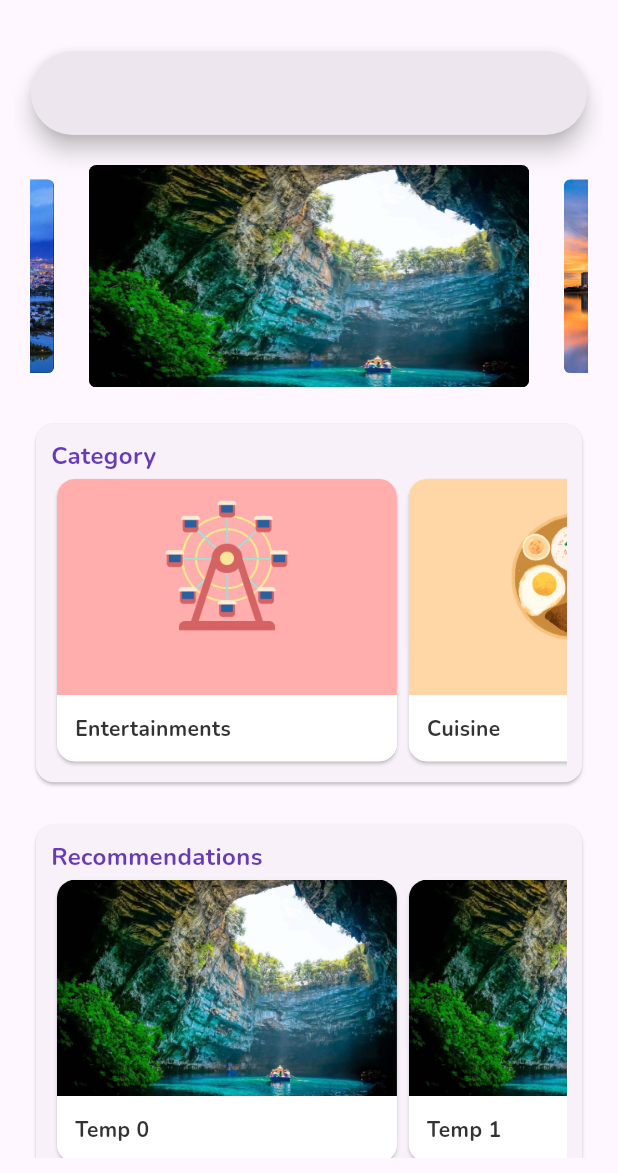
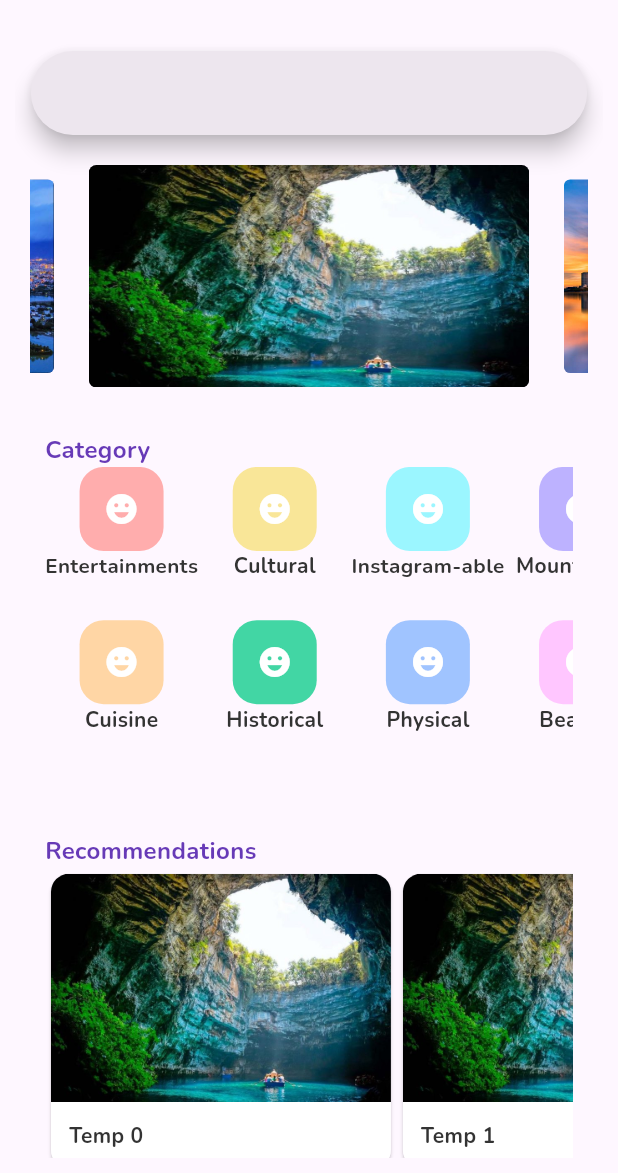
Before and after one commit to ngkhuong831/travo, a Flutter app: the screen it shows once a user with an empty profile is signed in, on a phone screen of 412 x 824 dp, the part 63-1236 px from its top. Run offline on Flutter 3.47's test engine with Material 2 defaults, Android fonts, the light colour scheme and no system bars; drawn by our look-alikes of carousel_slider; our stand-ins replace firebase_auth, firebase_core, google_fonts; missing offline and left inert: dart:js; accounts and stored records are empty.

Commit message:
Search and UI
modify: change homescreen UI
feat: search implemented
on-going: API call to get search data (model: location)

```diff
--- a/lib/screens/detail_screen.dart
+++ b/lib/screens/detail_screen.dart
@@ -109,7 +109,7 @@ class DetailScreen extends StatelessWidget {
           );
         },
         label: Text('Let\s Go!!!'),
-        icon: Icon(Icons.edit),
+        icon: Icon(Icons.room),
       ),
     );
   }
--- a/lib/screens/home_screen.dart
+++ b/lib/screens/home_screen.dart
@@ -9,6 +9,9 @@ import 'package:carousel_slider/carousel_slider.dart';
 import 'package:travo/screens/listing_screen.dart';
 import 'package:travo/screens/profile_screen.dart';
 import 'package:travo/screens/setting_screen.dart';
+
+import '../widgets/search_delegate.dart';
+import 'detail_screen.dart';
 
 // ignore: must_be_immutable
 class HomeScreen extends StatelessWidget {
@@ -44,7 +47,7 @@ class HomeScreen extends StatelessWidget {
     Color(0xffffadad),
     Color(0xffffd6a5),
     Color(0xffF9e698),
-    Color(0xff0aa374),
+    Color(0xff42d6a4),
     Color(0xff9bf6ff),
     Color(0xffa0c4ff),
     Color(0xffbdb2ff),
@@ -53,13 +56,6 @@ class HomeScreen extends StatelessWidget {
 
   Future<void> signOut() async {
     await Auth().signOut();
-  }
-
-  void redirect(destination, context) {
-    Navigator.push(
-      context,
-      MaterialPageRoute(builder: (context) => destination()),
-    );
   }
 
   Widget _title() {
@@ -72,7 +68,7 @@ class HomeScreen extends StatelessWidget {
     );
   }
 
-  Widget _Uid() {
+  Widget _uid() {
     return Text(user?.email ?? 'User Email');
   }
 
@@ -119,26 +115,19 @@ class HomeScreen extends StatelessWidget {
           children: [
             _ava(context),
             _displayName(),
-            _Uid(),
-            _btn(
-              "Profile",
-              () {
+            _uid(),
+            _btn("Profile", () {
               Navigator.push(
                 context,
                 MaterialPageRoute(builder: (context) => ProfileScreen()),
               );
-              },
-            ),
-            _btn(
-              "Settings",
-              () {
+            }),
+            _btn("Settings", () {
               Navigator.push(
                 context,
-                  MaterialPageRoute(
-                      builder: (context) => const SettingScreen()),
+                MaterialPageRoute(builder: (context) => const SettingScreen()),
               );
-              },
-            ),
+            }),
             _btn("Sign Out", signOut),
           ],
         ),
@@ -190,6 +179,12 @@ class HomeScreen extends StatelessWidget {
       child: SizedBox(
         width: MediaQuery.of(context).size.width * 0.9,
         child: SearchBar(
+          onTap: () {
+            showSearch(
+              context: context,
+              delegate: CustomSearchDelegate(),
+            );
+          },
           textStyle: MaterialStateProperty.all(
             const TextStyle(fontSize: 12.0),
           ),
@@ -198,13 +193,12 @@ class HomeScreen extends StatelessWidget {
     );
   }
 
-  Widget _categorycard(context, title, child) {
+  Widget _contentsection(context, title, child) {
     return Padding(
       padding: const EdgeInsets.all(10.0),
       child: SizedBox(
         width: MediaQuery.of(context).size.width,
         height: MediaQuery.of(context).size.width * 0.6,
-        child: Card(
         child: Padding(
           padding: const EdgeInsets.all(10.0),
           child: Column(
@@ -223,18 +217,36 @@ class HomeScreen extends StatelessWidget {
           ),
         ),
       ),
-      ),
     );
   }
 
   Widget _categoryList() {
     return Expanded(
-      child: ListView.builder(
-          shrinkWrap: true,
+      child: GridView.builder(
+        gridDelegate: const SliverGridDelegateWithFixedCrossAxisCount(
+          crossAxisCount: 2,
+          childAspectRatio: 1,
+        ),
         scrollDirection: Axis.horizontal,
         itemCount: categories.length,
-          itemBuilder: (BuildContext context, int index) => GestureDetector(
-              onTap: () {
+        itemBuilder: (BuildContext context, int index) => _categoryBtn(
+          Icons.emoji_emotions,
+          themeCodes[index],
+          index,
+          context,
+        ),
+      ),
+    );
+  }
+
+  Widget _categoryBtn(icon, color, index, context) {
+    return SizedBox(
+      child: Column(
+        children: [
+          FloatingActionButton(
+            elevation: 0,
+            backgroundColor: color,
+            onPressed: () {
               Navigator.push(
                 context,
                 MaterialPageRoute(
@@ -246,42 +258,9 @@ class HomeScreen extends StatelessWidget {
                 ),
               );
             },
-              child: _cardListItem(context, index))),
-    );
-  }
-
-  Widget _cardListItem(context, index) {
-    return Card(
-      child: Container(
-        width: MediaQuery.of(context).size.width * 0.55,
-        decoration: BoxDecoration(
-          borderRadius: BorderRadius.circular(12),
-          color: Colors.white,
+            child: Icon(icon, color: Colors.white),
           ),
-        child: Column(
-          mainAxisAlignment: MainAxisAlignment.spaceBetween,
-          children: [
-            Expanded(
-              child: Container(
-                decoration: BoxDecoration(
-                  borderRadius: const BorderRadius.only(
-                      topRight: Radius.circular(12),
-                      topLeft: Radius.circular(12)),
-                  image: DecorationImage(
-                    image: AssetImage("assets/images/categories/$index.png"),
-                    fit: BoxFit.fill,
-                  ),
-                ),
-              ),
-            ),
-            Container(
-              width: MediaQuery.of(context).size.width * 0.55,
-              decoration: const BoxDecoration(
-                  color: Colors.white,
-                  borderRadius: BorderRadius.only(
-                      bottomRight: Radius.circular(12),
-                      bottomLeft: Radius.circular(12))),
-              padding: const EdgeInsets.all(12),
+          FittedBox(
             child: Text(
               categories[index],
               style: const TextStyle(
@@ -292,29 +271,32 @@ class HomeScreen extends StatelessWidget {
           )
         ],
       ),
-      ),
     );
   }
 
-  Widget _temp() {
+  Widget _tempList() {
     return Expanded(
       child: ListView.builder(
-          shrinkWrap: true,
+          shrinkWrap: false,
           scrollDirection: Axis.horizontal,
           itemCount: 10,
-          itemBuilder: (BuildContext context, int index) =>
-              _tempListItem(context, index)),
+          itemBuilder: (BuildContext context, int index) => GestureDetector(
+              onTap: () {
+                Navigator.push(
+                  context,
+                  MaterialPageRoute(
+                    builder: (context) => DetailScreen(),
+                  ),
+                );
+              },
+              child: _tempListItem(context, index))),
     );
   }
 
   Widget _tempListItem(context, index) {
     return Card(
-      child: Container(
+      child: SizedBox(
         width: MediaQuery.of(context).size.width * 0.55,
-        decoration: BoxDecoration(
-          borderRadius: BorderRadius.circular(12),
-          color: Colors.white,
-        ),
         child: Column(
           mainAxisAlignment: MainAxisAlignment.spaceBetween,
           children: [
@@ -373,9 +355,9 @@ class HomeScreen extends StatelessWidget {
             children: <Widget>[
               _searchbar(context),
               _carousel(context),
-              _categorycard(context, 'Category', _categoryList()),
-              _categorycard(context, 'Recommendations', _temp()),
-              _categorycard(context, 'Nearby', _temp()),
+              _contentsection(context, 'Category', _categoryList()),
+              _contentsection(context, 'Recommendations', _tempList()),
+              _contentsection(context, 'Nearby', _tempList()),
             ],
           ),
         ),
--- /dev/null
+++ b/lib/widgets/search_delegate.dart
@@ -0,0 +1,75 @@
+import 'package:flutter/material.dart';
+import 'package:travo/services/remote_service.dart';
+
+class CustomSearchDelegate extends SearchDelegate {
+  List<String> searchTerms = [
+    "Apple",
+    "Banana",
+    "Mango",
+    "Pear",
+    "Watermelons",
+    "Blueberries",
+    "Pineapples",
+    "Strawberries"
+  ];
+
+  @override
+  List<Widget>? buildActions(BuildContext context) {
+    return [
+      IconButton(
+        onPressed: () {
+          query = '';
+        },
+        icon: Icon(Icons.clear),
+      ),
+    ];
+  }
+
+  @override
+  Widget? buildLeading(BuildContext context) {
+    return IconButton(
+      onPressed: () {
+        close(context, null);
+      },
+      icon: Icon(Icons.arrow_back),
+    );
+  }
+
+  @override
+  Widget buildResults(BuildContext context) {
+    List<String> matchQuery = [];
+    for (var fruit in searchTerms) {
+      if (fruit.toLowerCase().contains(query.toLowerCase())) {
+        matchQuery.add(fruit);
+      }
+    }
+    return ListView.builder(
+      itemCount: matchQuery.length,
+      itemBuilder: (context, index) {
+        var result = matchQuery[index];
+        return ListTile(
+          title: Text(result),
+        );
+      },
+    );
+  }
+
+  @override
+  Widget buildSuggestions(BuildContext context) {
+    List<String> matchQuery = [];
+    for (var fruit in searchTerms) {
+      if (fruit.toLowerCase().contains(query.toLowerCase())) {
+        matchQuery.add(fruit);
+      }
+    }
+    return ListView.builder(
+      itemCount: matchQuery.length,
+      itemBuilder: (context, index) {
+        var result = matchQuery[index];
+        return ListTile(
+          title: Text(result),
+        );
+      },
+    );
+  }
+}
--- a/pubspec.yaml
+++ b/pubspec.yaml
@@ -40,6 +40,8 @@ dependencies:
   google_fonts: ^4.0.4
   image_picker: ^0.8.7+5
   carousel_slider: ^4.2.1
+  http: ^0.13.6
+
 
 dev_dependencies:
   flutter_test:
```
Also changed, not shown: lib/models/location.dart (added, +32 -0 lines), lib/services/remote_service.dart (added, +16 -0 lines), pubspec.lock. Lines whose indentation alone changed are shown as unchanged.
